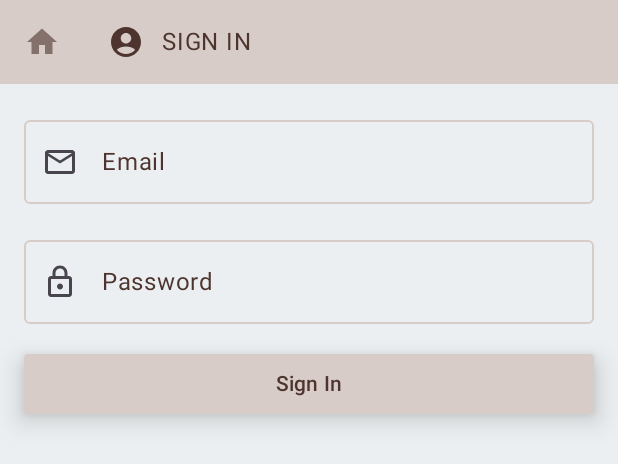
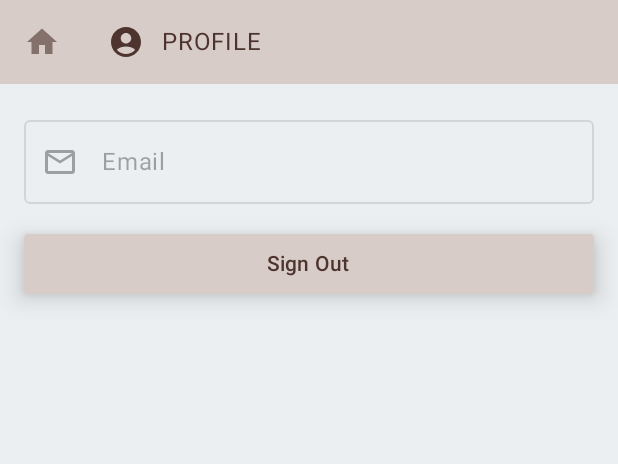
Before and after one commit to FrietStoofvlees/CoffeeBrewer, an Android app built with Jetpack Compose: the @Preview function GreetingPreview, tab 2 chosen, on a phone screen of 412 x 824 dp. Shown: the top 464 px of the screen. Run offline under Robolectric (Android 15) with nearby library versions, the phone set to English and light mode, and no system bars; our stand-ins replace Firebase (no records; nobody signed in at launch, a user with empty details on screens opened directly).

Commit message:
Added ProfileScreen.kt and navigation to SignInScreen if not signed in already.

```diff
--- a/app/src/main/java/be/frietstoofvlees/coffeebrewer/CoffeeBrewerDestination.kt
+++ b/app/src/main/java/be/frietstoofvlees/coffeebrewer/CoffeeBrewerDestination.kt
@@ -15,9 +15,19 @@ object Home : CoffeeBrewerDestination {
     override val route = "home"
 }
 
+object Profile : CoffeeBrewerDestination {
+    override val icon = Icons.Default.AccountCircle
+    override val route = "profile"
+}
+
 object SignIn : CoffeeBrewerDestination {
     override val icon = Icons.Default.AccountCircle
     override val route = "sign in"
 }
 
-val tabRowScreens = listOf(Home, SignIn)
+object SignUp : CoffeeBrewerDestination {
+    override val icon = Icons.Default.AccountCircle
+    override val route = "sign up"
+}
+
+val tabRowScreens = listOf(Home, Profile, SignIn)
--- a/app/src/main/java/be/frietstoofvlees/coffeebrewer/MainActivity.kt
+++ b/app/src/main/java/be/frietstoofvlees/coffeebrewer/MainActivity.kt
@@ -20,6 +20,7 @@ import androidx.navigation.compose.currentBackStackEntryAsState
 import androidx.navigation.compose.rememberNavController
 import be.frietstoofvlees.coffeebrewer.ui.components.CoffeeBrewerTabRow
 import be.frietstoofvlees.coffeebrewer.ui.screens.HomeScreen
+import be.frietstoofvlees.coffeebrewer.ui.screens.ProfileScreen
 import be.frietstoofvlees.coffeebrewer.ui.screens.SignInScreen
 import be.frietstoofvlees.coffeebrewer.ui.theme.CoffeeBrewerTheme
 import com.google.firebase.Firebase
@@ -44,9 +45,8 @@ class MainActivity : ComponentActivity() {
 }
 
 @Composable
-fun CoffeeBrewerApp() {
+fun CoffeeBrewerApp(navController: NavHostController = rememberNavController()) {
     CoffeeBrewerTheme {
-        val navController = rememberNavController()
         val currentBackStack by navController.currentBackStackEntryAsState()
         // Fetch your currentDestination:
         val currentDestination = currentBackStack?.destination
@@ -73,6 +73,9 @@ fun CoffeeBrewerApp() {
                 composable(route = Home.route) {
                     HomeScreen()
                 }
+                composable(route = Profile.route) {
+                    ProfileScreen(onSignOutSuccessFull = { navController.navigate(SignIn.route)})
+                }
                 composable(route = SignIn.route) {
                     SignInScreen()
                 }
--- a/app/src/main/java/be/frietstoofvlees/coffeebrewer/ui/components/AppComponents.kt
+++ b/app/src/main/java/be/frietstoofvlees/coffeebrewer/ui/components/AppComponents.kt
@@ -61,6 +61,39 @@ fun InputFieldComponent(
     )
 }
 
+@Composable
+fun FieldComponent(
+    textValue: String,
+    labelValue: String,
+    icon: ImageVector,
+    enabled: Boolean = true,
+) {
+    OutlinedTextField(
+        modifier = Modifier
+            .fillMaxWidth()
+            .clip(RoundedCornerShape(3.dp)),
+        enabled = enabled,
+        label = { Text(text = labelValue) },
+        colors = TextFieldDefaults.outlinedTextFieldColors(
+            focusedBorderColor = MaterialTheme.colorScheme.primary,
+            focusedLabelColor = MaterialTheme.colorScheme.primary,
+            unfocusedBorderColor = MaterialTheme.colorScheme.secondary,
+            unfocusedLabelColor = MaterialTheme.colorScheme.primary,
+            cursorColor = MaterialTheme.colorScheme.primary,
+            containerColor = MaterialTheme.colorScheme.background
+        ),
+        keyboardOptions = KeyboardOptions(imeAction = ImeAction.Next),
+        singleLine = true,
+        value = textValue,
+        onValueChange = {
+
+        },
+        leadingIcon = {
+            Icon(icon, contentDescription = "")
+        },
+    )
+}
+
 
 @Composable
 fun CustomClock() {
--- a/app/src/main/java/be/frietstoofvlees/coffeebrewer/ui/components/CoffeeBrewerTabRow.kt
+++ b/app/src/main/java/be/frietstoofvlees/coffeebrewer/ui/components/CoffeeBrewerTabRow.kt
@@ -14,11 +14,11 @@ import androidx.compose.foundation.layout.padding
 import androidx.compose.foundation.layout.width
 import androidx.compose.foundation.selection.selectable
 import androidx.compose.foundation.selection.selectableGroup
+import androidx.compose.material.ripple.rememberRipple
 import androidx.compose.material3.Icon
 import androidx.compose.material3.MaterialTheme
 import androidx.compose.material3.Surface
 import androidx.compose.material3.Text
-import androidx.compose.material.ripple.rememberRipple
 import androidx.compose.runtime.Composable
 import androidx.compose.runtime.getValue
 import androidx.compose.runtime.remember
@@ -31,6 +31,9 @@ import androidx.compose.ui.semantics.contentDescription
 import androidx.compose.ui.unit.Dp
 import androidx.compose.ui.unit.dp
 import be.frietstoofvlees.coffeebrewer.CoffeeBrewerDestination
+import be.frietstoofvlees.coffeebrewer.Profile
+import be.frietstoofvlees.coffeebrewer.SignIn
+import be.frietstoofvlees.coffeebrewer.SignUp
 import java.util.Locale
 
 @Composable
@@ -49,16 +52,21 @@ fun CoffeeBrewerTabRow(
                 .selectableGroup()
                 .background(MaterialTheme.colorScheme.secondary)
         ) {
-            allScreens.forEach { screen ->
+            allScreens.filterNot { it.route == SignIn.route}.forEach { screen ->
                 CoffeeBrewerTab(
                     text = screen.route,
                     icon = screen.icon,
                     onSelected = { onTabSelected(screen) },
-                    selected = currentScreen == screen
+                    selected = currentScreen == screen || isProfileRelatedRoute(currentScreen.route, screen.route)
                 )
             }
         }
     }
+}
+
+private fun isProfileRelatedRoute(currentRoute: String, selectedRoute: String): Boolean {
+    val profileRoutes = listOf(Profile.route, SignIn.route, SignUp.route)
+    return profileRoutes.contains(currentRoute) && profileRoutes.contains(selectedRoute)
 }
 
 @Composable
--- /dev/null
+++ b/app/src/main/java/be/frietstoofvlees/coffeebrewer/ui/screens/ProfileScreen.kt
@@ -0,0 +1,67 @@
+package be.frietstoofvlees.coffeebrewer.ui.screens
+
+import androidx.compose.foundation.layout.Column
+import androidx.compose.foundation.layout.Spacer
+import androidx.compose.foundation.layout.fillMaxSize
+import androidx.compose.foundation.layout.fillMaxWidth
+import androidx.compose.foundation.layout.height
+import androidx.compose.foundation.layout.padding
+import androidx.compose.foundation.shape.RoundedCornerShape
+import androidx.compose.material.icons.Icons
+import androidx.compose.material.icons.outlined.Email
+import androidx.compose.material3.Button
+import androidx.compose.material3.ButtonDefaults
+import androidx.compose.material3.CircularProgressIndicator
+import androidx.compose.material3.MaterialTheme
+import androidx.compose.material3.Text
+import androidx.compose.runtime.Composable
+import androidx.compose.runtime.LaunchedEffect
+import androidx.compose.ui.Modifier
+import androidx.compose.ui.res.stringResource
+import androidx.compose.ui.unit.dp
+import androidx.lifecycle.viewmodel.compose.viewModel
+import be.frietstoofvlees.coffeebrewer.R
+import be.frietstoofvlees.coffeebrewer.ui.components.FieldComponent
+
+@Composable
+fun ProfileScreen(viewModel: ProfileViewModel = viewModel(factory = ProfileViewModel.Factory), onSignOutSuccessFull: () -> Unit = {}) {
+    LaunchedEffect(key1 = viewModel.userEmail) {
+        if (viewModel.userEmail == null) {
+            onSignOutSuccessFull()
+        }
+    }
+    Column(modifier = Modifier
+        .fillMaxSize()
+        .padding(16.dp)) {
+        FieldComponent(
+            textValue = viewModel.userEmail ?: "",
+            labelValue = stringResource(R.string.email),
+            icon = Icons.Outlined.Email,
+            enabled = false)
+        Spacer(modifier = Modifier.height(16.dp))
+        Button(
+            onClick = {
+                if (viewModel.signOut()) {
+                    onSignOutSuccessFull()
+                } else {
+                    //TODO show toast
+                }
+            },
+            shape = RoundedCornerShape(3.dp),
+            elevation = ButtonDefaults.buttonElevation(
+                defaultElevation = 10.dp,
+                pressedElevation = 6.dp
+            ),
+            colors = ButtonDefaults.buttonColors(
+                containerColor = MaterialTheme.colorScheme.secondary,
+                contentColor = MaterialTheme.colorScheme.primary
+            ),
+            modifier = Modifier.fillMaxWidth()
+        ) {
+            Text(text = stringResource(R.string.sign_out))
+        }
+        if (viewModel.authenticationInProgress.value) {
+            CircularProgressIndicator()
+        }
+    }
+}
--- /dev/null
+++ b/app/src/main/java/be/frietstoofvlees/coffeebrewer/ui/screens/ProfileViewModel.kt
@@ -0,0 +1,36 @@
+package be.frietstoofvlees.coffeebrewer.ui.screens
+
+import androidx.compose.runtime.mutableStateOf
+import androidx.lifecycle.ViewModel
+import androidx.lifecycle.ViewModelProvider
+import androidx.lifecycle.viewmodel.initializer
+import androidx.lifecycle.viewmodel.viewModelFactory
+import com.google.firebase.auth.FirebaseAuth
+
+class ProfileViewModel() : ViewModel() {
+    private val firebaseAuth = FirebaseAuth.getInstance()
+    private val currentUser = firebaseAuth.currentUser
+
+    val userEmail = currentUser?.email
+
+    var authenticationInProgress = mutableStateOf(false)
+
+    fun signOut(): Boolean {
+        return try {
+            firebaseAuth.signOut()
+            true
+        } catch (e: Exception) {
+            //TODO Handle exception?
+            false
+        }
+    }
+
+    //https://developer.android.com/codelabs/basic-android-kotlin-compose-add-repository#5
+    companion object {
+        val Factory: ViewModelProvider.Factory = viewModelFactory {
+            initializer {
+                ProfileViewModel()
+            }
+        }
+    }
+}
--- a/app/src/main/res/values/strings.xml
+++ b/app/src/main/res/values/strings.xml
@@ -4,4 +4,5 @@
     <string name="password">Password</string>
     <string name="sign_in">Sign In</string>
     <string name="sign_up">Sign Up</string>
+    <string name="sign_out">Sign Out</string>
 </resources>
```
